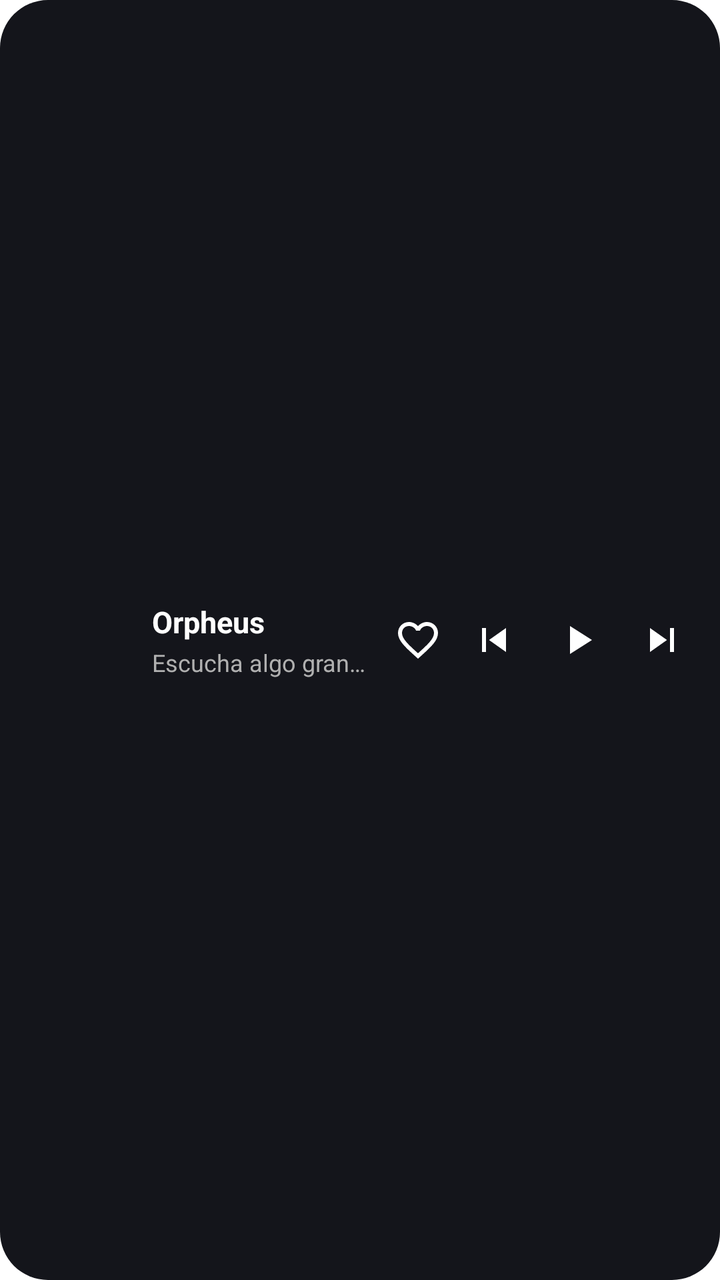
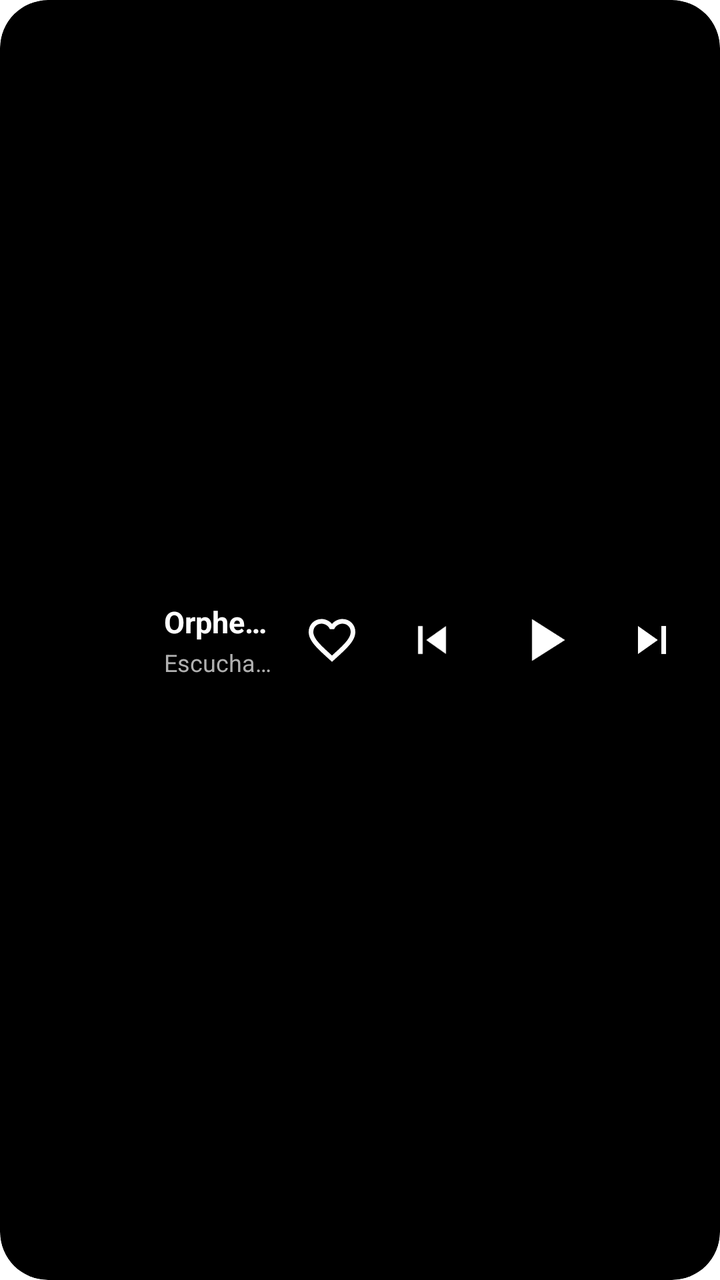

Screens rendered from an Android XML layout before and after an edit, with the pre-edit source and the edit as a unified diff.
<!-- AndroidManifest.xml: fallback theme Theme.MaterialComponents.DayNight.NoActionBar -->
<!-- res/layout/orpheus_widget_compact_layout.xml -->
<?xml version="1.0" encoding="utf-8"?>
<RelativeLayout xmlns:android="http://schemas.android.com/apk/res/android"
    android:id="@+id/widget_compact_container"
    android:layout_width="match_parent"
    android:layout_height="match_parent"
    android:background="@drawable/widget_immersive_background"
    android:paddingStart="10dp"
    android:paddingEnd="10dp"
    android:paddingTop="6dp"
    android:paddingBottom="6dp">

    
    <ImageView
        android:id="@+id/widget_compact_cover_image"
        android:layout_width="56dp"
        android:layout_height="56dp"
        android:layout_alignParentStart="true"
        android:layout_centerVertical="true"
        android:scaleType="centerCrop"
        android:contentDescription="@null" />

    
    <LinearLayout
        android:id="@+id/widget_compact_controls_container"
        android:layout_width="wrap_content"
        android:layout_height="wrap_content"
        android:layout_alignParentEnd="true"
        android:layout_centerVertical="true"
        android:gravity="center_vertical"
        android:orientation="horizontal">

        
        <ImageButton
            android:id="@+id/widget_compact_btn_like"
            android:layout_width="38dp"
            android:layout_height="38dp"
            android:background="@android:color/transparent"
            android:src="@drawable/ic_heart_outline"
            android:scaleType="centerInside"
            android:contentDescription="@null" />

        
        <ImageButton
            android:id="@+id/widget_compact_btn_prev"
            android:layout_width="38dp"
            android:layout_height="38dp"
            android:background="@android:color/transparent"
            android:src="@drawable/ic_skip_previous"
            android:scaleType="centerInside"
            android:contentDescription="@null" />

        
        <ImageButton
            android:id="@+id/widget_compact_btn_play_pause"
            android:layout_width="46dp"
            android:layout_height="46dp"
            android:background="@android:color/transparent"
            android:src="@drawable/ic_play"
            android:scaleType="centerInside"
            android:contentDescription="@null" />

        
        <ImageButton
            android:id="@+id/widget_compact_btn_next"
            android:layout_width="38dp"
            android:layout_height="38dp"
            android:background="@android:color/transparent"
            android:src="@drawable/ic_skip_next"
            android:scaleType="centerInside"
            android:contentDescription="@null" />
    </LinearLayout>

    
    <LinearLayout
        android:id="@+id/widget_compact_metadata_container"
        android:layout_width="match_parent"
        android:layout_height="wrap_content"
        android:layout_toEndOf="@id/widget_compact_cover_image"
        android:layout_toStartOf="@id/widget_compact_controls_container"
        android:layout_centerVertical="true"
        android:layout_marginStart="10dp"
        android:layout_marginEnd="6dp"
        android:gravity="center_vertical"
        android:orientation="vertical">

        <TextView
            android:id="@+id/widget_compact_track_title"
            android:layout_width="match_parent"
            android:layout_height="wrap_content"
            android:text="Orpheus"
            android:textColor="#FFFFFF"
            android:textSize="15sp"
            android:textStyle="bold"
            android:maxLines="1"
            android:ellipsize="end" />

        <TextView
            android:id="@+id/widget_compact_track_artist"
            android:layout_width="match_parent"
            android:layout_height="wrap_content"
            android:layout_marginTop="2dp"
            android:text="Escucha algo grandioso"
            android:textColor="#B0B0B0"
            android:textSize="12sp"
            android:maxLines="1"
            android:ellipsize="end" />
    </LinearLayout>

</RelativeLayout>
<!-- resources referenced by this layout -->
<resources>
  <!-- drawable ic_heart_outline (drawable) -->
  <vector xmlns:android="http://schemas.android.com/apk/res/android"
      android:width="24dp"
      android:height="24dp"
      android:viewportWidth="24"
      android:viewportHeight="24">
      <path
          android:fillColor="#FFFFFFFF"
          android:pathData="M16.5,3c-1.74,0 -3.41,0.81 -4.5,2.09C10.91,3.81 9.24,3 7.5,3 4.42,3 2,5.42 2,8.5c0,3.78 3.4,6.86 8.55,11.54L12,21.35l1.45,-1.32C18.6,15.36 22,12.28 22,8.5 22,5.42 19.58,3 16.5,3zM12.1,18.55l-0.1,0.1 -0.1,-0.1C7.14,14.24 4,11.39 4,8.5 4,6.5 5.5,5 7.5,5c1.54,0 3.04,0.99 3.57,2.36h1.87C13.46,5.99 14.96,5 16.5,5c2,0 3.5,1.5 3.5,3.5 0,2.89 -3.14,5.74 -7.9,10.05z"/>
  </vector>
  <!-- drawable ic_play (drawable) -->
  <vector xmlns:android="http://schemas.android.com/apk/res/android"
      android:width="24dp"
      android:height="24dp"
      android:viewportWidth="24"
      android:viewportHeight="24">
      <path
          android:fillColor="#FFFFFFFF"
          android:pathData="M8,5v14l11,-7z"/>
  </vector>
  <!-- drawable ic_skip_next (drawable) -->
  <vector xmlns:android="http://schemas.android.com/apk/res/android"
      android:width="24dp"
      android:height="24dp"
      android:viewportWidth="24"
      android:viewportHeight="24">
      <path
          android:fillColor="#FFFFFFFF"
          android:pathData="M6,18l8.5,-6L6,6v12zM16,6v12h2V6h-2z"/>
  </vector>
  <!-- drawable ic_skip_previous (drawable) -->
  <vector xmlns:android="http://schemas.android.com/apk/res/android"
      android:width="24dp"
      android:height="24dp"
      android:viewportWidth="24"
      android:viewportHeight="24">
      <path
          android:fillColor="#FFFFFFFF"
          android:pathData="M6,6h2v12H6zm3.5,6l8.5,6V6z"/>
  </vector>
  <!-- drawable widget_immersive_background (drawable) -->
  <?xml version="1.0" encoding="utf-8"?>
  <shape xmlns:android="http://schemas.android.com/apk/res/android"
      android:shape="rectangle">
      <corners android:radius="24dp" />
      <solid android:color="#14151B" />
  </shape>
</resources>

<!-- the commit's change to res/layout/orpheus_widget_compact_layout.xml (unified diff, before → after) -->
@@ -4,16 +4,17 @@
     android:layout_width="match_parent"
     android:layout_height="match_parent"
     android:background="@drawable/widget_immersive_background"
-    android:paddingStart="10dp"
-    android:paddingEnd="10dp"
+    android:clipToOutline="true"
+    android:paddingStart="12dp"
+    android:paddingEnd="12dp"
     android:paddingTop="6dp"
     android:paddingBottom="6dp">
 
     
     <ImageView
         android:id="@+id/widget_compact_cover_image"
-        android:layout_width="56dp"
-        android:layout_height="56dp"
+        android:layout_width="58dp"
+        android:layout_height="58dp"
         android:layout_alignParentStart="true"
         android:layout_centerVertical="true"
         android:scaleType="centerCrop"
@@ -32,41 +33,48 @@
         
         <ImageButton
             android:id="@+id/widget_compact_btn_like"
-            android:layout_width="38dp"
-            android:layout_height="38dp"
+            android:layout_width="44dp"
+            android:layout_height="44dp"
+            android:padding="8dp"
             android:background="@android:color/transparent"
             android:src="@drawable/ic_heart_outline"
-            android:scaleType="centerInside"
+            android:scaleType="fitCenter"
             android:contentDescription="@null" />
 
         
         <ImageButton
             android:id="@+id/widget_compact_btn_prev"
-            android:layout_width="38dp"
-            android:layout_height="38dp"
+            android:layout_width="44dp"
+            android:layout_height="44dp"
+            android:layout_marginStart="6dp"
+            android:padding="8dp"
             android:background="@android:color/transparent"
             android:src="@drawable/ic_skip_previous"
-            android:scaleType="centerInside"
+            android:scaleType="fitCenter"
             android:contentDescription="@null" />
 
         
         <ImageButton
             android:id="@+id/widget_compact_btn_play_pause"
-            android:layout_width="46dp"
-            android:layout_height="46dp"
+            android:layout_width="52dp"
+            android:layout_height="52dp"
+            android:layout_marginStart="8dp"
+            android:layout_marginEnd="6dp"
+            android:padding="8dp"
             android:background="@android:color/transparent"
             android:src="@drawable/ic_play"
-            android:scaleType="centerInside"
+            android:scaleType="fitCenter"
             android:contentDescription="@null" />
 
         
         <ImageButton
             android:id="@+id/widget_compact_btn_next"
-            android:layout_width="38dp"
-            android:layout_height="38dp"
+            android:layout_width="44dp"
+            android:layout_height="44dp"
+            android:padding="8dp"
             android:background="@android:color/transparent"
             android:src="@drawable/ic_skip_next"
-            android:scaleType="centerInside"
+            android:scaleType="fitCenter"
             android:contentDescription="@null" />
     </LinearLayout>
 
@@ -78,8 +86,8 @@
         android:layout_toEndOf="@id/widget_compact_cover_image"
         android:layout_toStartOf="@id/widget_compact_controls_container"
         android:layout_centerVertical="true"
-        android:layout_marginStart="10dp"
-        android:layout_marginEnd="6dp"
+        android:layout_marginStart="12dp"
+        android:layout_marginEnd="8dp"
         android:gravity="center_vertical"
         android:orientation="vertical">
 
<!-- resource entries referenced after the edit -->
@@ -45,7 +45,7 @@
   <shape xmlns:android="http://schemas.android.com/apk/res/android"
       android:shape="rectangle">
       <corners android:radius="24dp" />
-      <solid android:color="#14151B" />
+      <solid android:color="#000000" />
   </shape>
 </resources>
 
